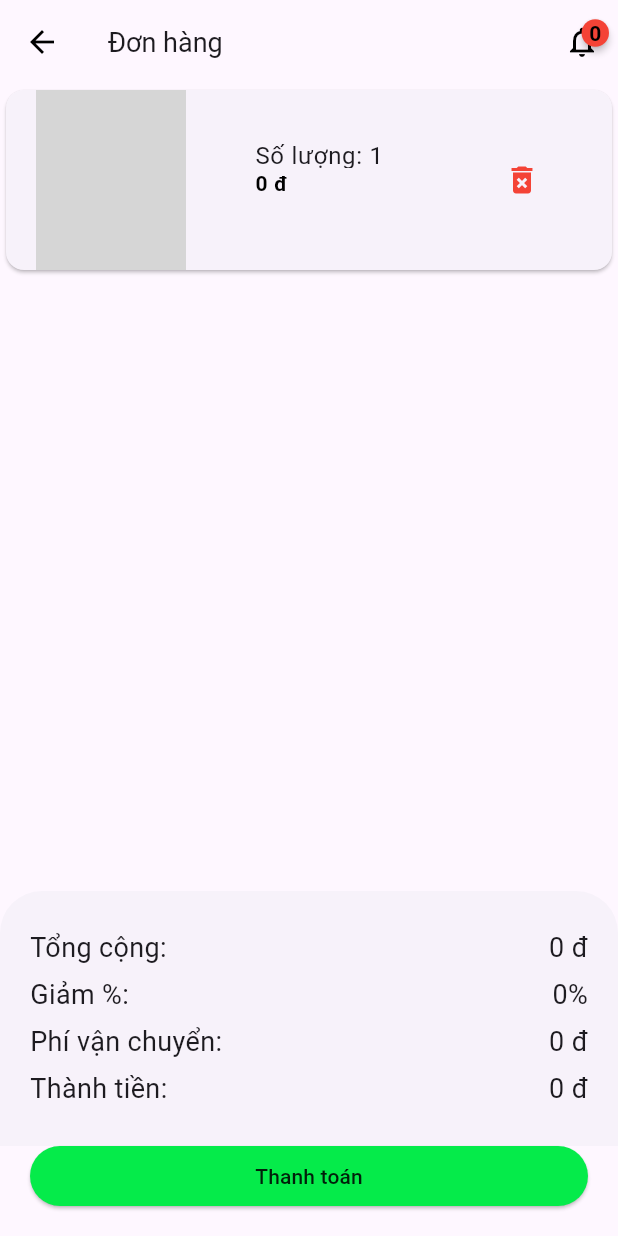
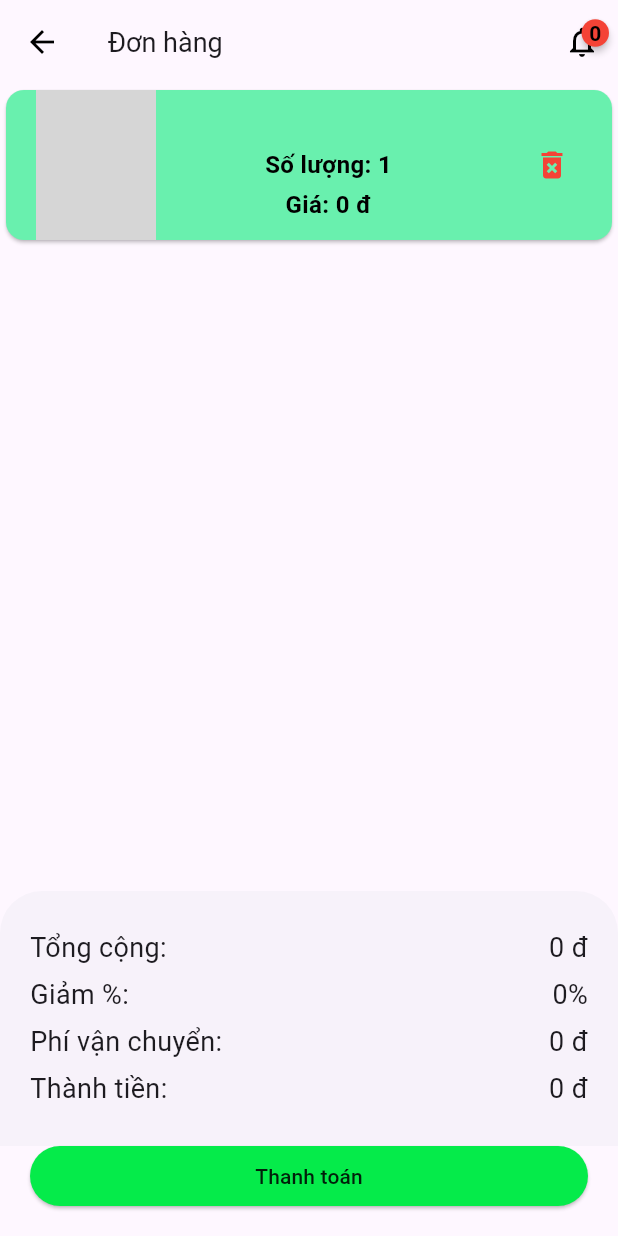
Before and after one commit to nguyenvikhang170320/foodapp_flutter, a Flutter app: the DetailPage screen opened directly with empty values, after a tap on "Thêm vào giỏ hàng", on a phone screen of 412 x 824 dp. Run offline on Flutter 3.47's test engine with Material 3 defaults, Android fonts, the phone set to English and light mode, and no system bars; drawn by our look-alikes of badges; our stand-ins replace carousel_slider, cloud_firestore, curved_navigation_bar, firebase_auth, firebase_core, firebase_storage and 3 more; missing offline and left inert: firebase_app_check, toasty_box; accounts and stored records are empty; network calls fail; grey boxes are pictures that could not be loaded.

```diff
--- a/lib/model/cartitem.dart
+++ b/lib/model/cartitem.dart
@@ -1,3 +1,4 @@
+import 'package:cloud_firestore/cloud_firestore.dart';
 import 'package:foodapp/model/colorsize.dart';
 import 'package:foodapp/model/products.dart';
 
@@ -5,9 +6,12 @@ class CartItem {
   final Products products;
   final String size;
   final String color;
-  int quantity;
+  final int quantity;
+  final String idCart;
+
 
   CartItem({
+    required this.idCart,
     required this.products,
     required this.size,
     required this.color,
--- a/lib/pages/checkout.dart
+++ b/lib/pages/checkout.dart
@@ -63,13 +63,8 @@ class _CheckOutState extends State<CheckOut> {
     final cartProvider = Provider.of<CartProvider>(context, listen: false);
     final productProvider = Provider.of<ProductProvider>(context, listen: false);
     final userProvider = Provider.of<UserProvider>(context, listen: false);
-    return Container(
-      margin: EdgeInsets.only(bottom: 10, left: 10, right: 10),
-      child: ElevatedButton(
-        style: raisedButtonStyle,
-        onPressed: cartProvider.items.isEmpty
-            ? null // Disable the button if the cart is empty
-            : () async {
+    String cartId = cartProvider.idCart;
+    print(cartId);
     // Your existing checkout logic here
     double totalPrice = cartProvider.calculateTotalPrice();
     print(totalPrice);
@@ -87,9 +82,16 @@ class _CheckOutState extends State<CheckOut> {
     print(sdt);
     String address = userProvider.getAddressData();
     print(address);
-
+    return Container(
+      margin: EdgeInsets.only(bottom: 10, left: 10, right: 10),
+      child: ElevatedButton(
+        style: raisedButtonStyle,
+        onPressed: cartProvider.items.isEmpty
+            ? null // Disable the button if the cart is empty
+            : () async {
           try {
             await DatabaseMethods().addOrder(
+                cartId,
                 cartProvider.items.map((cartItem) => cartItem.products).toList(),
                 totalPrice,
                 quantitys,
@@ -106,6 +108,11 @@ class _CheckOutState extends State<CheckOut> {
                 message: "Thanh toán thành công");
             productProvider.addNotification("Notification");
             cartProvider.clearCart(); //xóa sạch đơn hàng sau khi thanh toán thành công
+            Navigator.of(context).pushReplacement(
+              MaterialPageRoute(
+                builder: (context) => BottomNav(),
+              ),
+            );
           } catch (e) {
             print('Lỗi khi thanh toán đơn hàng: $e');
           }
@@ -172,10 +179,15 @@ class _CheckOutState extends State<CheckOut> {
         ],
       ),
       body: Consumer<CartProvider>(builder: (context, cart, child) {
-        // print(2);
+        if (cart.items.isEmpty) {
+          return Center(
+            child: Text('Giỏ hàng trống'),
+          );
+        }
         return ListView.builder(
           itemCount: cart.items.length,
           itemBuilder: (context, index) {
+
             final item = cart.items[index];
             //chuyển đổi giá trị tiền tệ
             final locale = 'vi_VN';
@@ -186,54 +198,46 @@ class _CheckOutState extends State<CheckOut> {
               child: Column(
                 children: <Widget>[
                   Card(
+                    color: Colors.greenAccent,
                     child: Column(
                       children: <Widget>[
                         Row(
+
                           children: [
+
                             Container(
                               margin: EdgeInsets.symmetric(horizontal: 10),
                               padding: EdgeInsets.symmetric(horizontal: 10),
-                              height: 120,
-                              width: 120,
+                              height: 100,
+                              width: 100,
                               child: Image.network(item.products.image),
                             ),
                             Container(
-                              margin: EdgeInsets.symmetric(horizontal: 10),
-                              height: 120,
-                              width: 160,
-                              child: ListTile(
-                                title: Column(
-                                  crossAxisAlignment:
-                                  CrossAxisAlignment.start,
+                              height: 80,
+                              width: 180,
+                              margin: EdgeInsets.all(5),
+                              child: Column(
+                                crossAxisAlignment: CrossAxisAlignment.center,
+                                mainAxisAlignment: MainAxisAlignment.spaceAround,
                                 children: [
                                   Text(
                                     item.products.name,
                                     style: TextStyle(
                                         fontSize: 16,
-                                          fontWeight: FontWeight.bold),
+                                        fontWeight: FontWeight.bold, color: Colors.black),
                                   ),
-                                    Container(
-                                      width: 120,
-                                      height: 20,
-                                      child: Row(
-                                        children: [
-                                          Text("Số lượng: "),
-                                          Text("${item.quantity}"),
-                                        ],
-                                      ),
-                                    ),
+                                  Text("Số lượng: ${item.quantity}",style:TextStyle(fontSize: 16,fontWeight: FontWeight.bold, color: Colors.black),),
                                   Text(
-                                      price.toString(),
+                                    "Giá: "+price.toString(),
                                     style: TextStyle(
-                                          fontSize: 14,
+                                      fontSize: 16,
                                       fontWeight: FontWeight.bold,
-                                          color: Colors.black),
+                                      color: Colors.black,),
                                   ),
                                 ],
+                              )
                             ),
-
-                              ),
-                            ),
+                            SizedBox(width: 30,),
                             IconButton(
                               onPressed: () {
                                 final cartProvider = Provider.of<CartProvider>(context, listen: false);
@@ -253,8 +257,6 @@ class _CheckOutState extends State<CheckOut> {
                       ],
                     ),
                   ),
-
-
                 ],
               ),
             );
--- a/lib/pages/detailpage.dart
+++ b/lib/pages/detailpage.dart
@@ -2,6 +2,8 @@ import 'package:foodapp/model/colorsize.dart';
 import 'package:foodapp/pages/bottomnav.dart';
 import 'package:foodapp/pages/checkout.dart';
 import 'package:foodapp/provider/cartprovider.dart';
+import 'package:foodapp/provider/productprovider.dart';
+import 'package:foodapp/provider/userprovider.dart';
 import 'package:foodapp/services/database/databasemethod.dart';
 import 'package:foodapp/widgets/notificationbutton.dart';
 import 'package:flutter/material.dart';
@@ -9,6 +11,7 @@ import 'package:flutter/widgets.dart';
 import 'package:foodapp/widgets/widget_support.dart';
 import 'package:intl/intl.dart';
 import 'package:provider/provider.dart';
+import 'package:random_string/random_string.dart';
 import 'package:toasty_box/toast_enums.dart';
 import 'package:toasty_box/toast_service.dart';
 
@@ -159,7 +162,7 @@ class _DetailPageState extends State<DetailPage> {
 
   @override
   Widget build(BuildContext context) {
-    final cart = Provider.of<CartProvider>(context, listen: false);
+
     return Scaffold(
       bottomNavigationBar: Container(
         height: 60,
@@ -179,26 +182,27 @@ class _DetailPageState extends State<DetailPage> {
               style: raisedButtonStyle,
               onPressed: () async {
                 // print(1);
-                final ColorSize colorSize;
+                final cart = Provider.of<CartProvider>(context, listen: false);
+                String idCart = randomAlphaNumeric(8);
+                print(idCart);
+                cart.addItem(idCart, widget.products, _selectedSize,selectedColor, count);
 
-                cart.addItem(widget.products, _selectedSize,selectedColor, count);
                 try {
-                  await DatabaseMethods().addQuantityProduct(widget.products, count);
+                  await DatabaseMethods().addCart(
+                      idCart, widget.products,count);
                   print('Thêm đơn hàng thành công');
                   ToastService.showSuccessToast(context,
                       length: ToastLength.medium,
                       expandedHeight: 100,
                       message: "Thêm sản phẩm vào giỏ hàng thành công");
-
+                  Navigator.of(context).pushReplacement(
+                    MaterialPageRoute(
+                      builder: (context) => CheckOut(),
+                    ),
+                  );
                 } catch (e) {
                   print('Lỗi khi thêm sản phẩm: $e');
                 }
-
-                Navigator.of(context).pushReplacement(
-                  MaterialPageRoute(
-                    builder: (context) => CheckOut(),
-                  ),
-                );
               },
               child: Text('Thêm vào giỏ hàng'),
             ),
--- a/lib/provider/cartprovider.dart
+++ b/lib/provider/cartprovider.dart
@@ -6,9 +6,10 @@ import 'package:intl/intl.dart';
 class CartProvider extends ChangeNotifier {
   List<CartItem> _items = [];
 
-  void addItem(Products product, String size, String color, int quantity) {
+  void addItem(String idCart, Products product, String size, String color, int quantity) {
     notifyListeners();
     _items.add(CartItem(
+      idCart: idCart,
       products: product,
       size: size,
       quantity: quantity,
@@ -33,6 +34,9 @@ class CartProvider extends ChangeNotifier {
 
   String get product {
     return _items.fold("", (total, item) => item.products.toString());
+  }
+  String get idCart {
+    return _items.fold("", (total, item) => item.idCart);
   }
 
 //format tổng tiền ban đầu về VNĐ
--- a/lib/services/database/databasemethod.dart
+++ b/lib/services/database/databasemethod.dart
@@ -104,12 +104,10 @@ class DatabaseMethods {
   }
 
   //tạo hóa đơn
-  Future<DocumentReference> addOrder(
-      List<Products> products, double totalPrice, int quantitys, String reduce, double ship, String nameND, String emailND, String SDTND, String addressND) async {
+  Future<DocumentReference> addOrder(String idCart, List<Products> products, double totalPrice, int quantitys, String reduce, double ship, String nameND, String emailND, String SDTND, String addressND) async {
     final uid = await UserPreferences.getUid();
-
+    String maHD = randomAlphaNumeric(8);
     try {
-      String maHD = randomAlphaNumeric(5);
 
       // Tạo một tài liệu mới trong collection "orders"
       DocumentReference orderRef = await FirebaseFirestore.instance
@@ -121,19 +119,23 @@ class DatabaseMethods {
         'totalAmount': totalPrice,
         'soluongdadat': quantitys,
         'giamphantram': reduce,
+        'maHD': maHD,
         'nameNM':nameND,
         'emailNM':emailND,
         'sdtNM':SDTND,
         'addressNM':addressND,
         'phivanchuyen':ship,
         'createdAt': FieldValue.serverTimestamp(),
-        'updateAt': Timestamp.now(), // dùng admin khi mình chỉnh sửa status
-        'status': "Đã thanh toán",
-        'maHD': maHD,
+        'updateAt': FieldValue.serverTimestamp(),
+        'idCart': idCart,
+        'status': "đã thanh toán",
+        "thanhtoan":"",
       });
       // id tự sinh ra khi tạo cơ sở dữ liệu
-      String idCart = orderRef.id;
-      orderRef.update({'idHD': idCart});
+      String idHD = orderRef.id;
+      print(idHD);
+      orderRef.update({'idHD': idHD});
+
       // Chuẩn bị dữ liệu cho mảng products
       List<Map<String, dynamic>> productsData = products.map((product) => {
         'productId': product.idProduct,
@@ -146,14 +148,39 @@ class DatabaseMethods {
 
       // Cập nhật trường products
       await orderRef.update({'products': FieldValue.arrayUnion(productsData)});
-
+      print('Tạo đơn hàng thành công');
       return orderRef;
     } catch (e) {
-      print('Lỗi khi thanh toán đơn hàng: $e');
+      print('Lỗi khi tạo đơn hàng: $e');
       rethrow;
     }
   }
+  //thêm đơn hàng vào giỏ
+  Future<DocumentReference?> addCart(String idCart, Products products, int quantity) async {
+    final uid = await UserPreferences.getUid();
+    bool trangthaidonhang = true;
+    try {
+      DocumentReference cartRef =
+      await FirebaseFirestore.instance.collection('cart').doc(idAdmin).collection("giohang").add({
+        'uidUser': uid,
+        'idCart': idCart,
+        'quantity': quantity,
+        'timestamp': FieldValue.serverTimestamp(),
+        'productName': products.name,
+        'productPrice': products.price,
+        'trangthaidonhang': trangthaidonhang,
+      });
 
+      String id = cartRef.id;
+      cartRef.update({'id': id});
+
+      print('Đơn hàng đã được thêm thành công');
+      return cartRef;
+      // id tự sinh ra khi tạo cơ sở dữ liệu
+    } catch (e) {
+      print('Lỗi khi thêm đơn hàng: $e');
+    }
+  }
   // lấy hóa theo từng người dùng
   Future<Stream<QuerySnapshot>> getHoaDonStream() async {
     // Replace with your actual logic to fetch product stream from Firebase
@@ -172,27 +199,7 @@ class DatabaseMethods {
         .snapshots();
   }
 
-  //cây lưu trữ giá trị so luong don hang
-  Future<void> addQuantityProduct(Products products, int quantity) async {
-    final uid = await UserPreferences.getUid();
-    try {
-      DocumentReference variantRef =
-          await FirebaseFirestore.instance.collection('quantity').add({
-        'uidUser': uid,
-        'quantity': quantity,
-        'timestamp': FieldValue.serverTimestamp(),
-        'productName': products.name,
-        'productPrice': products.price,
-      });
-      String idVariant = variantRef.id;
-      variantRef.update({'id': idVariant});
 
-      print('Đơn hàng đã được thêm thành công');
-      // id tự sinh ra khi tạo cơ sở dữ liệu
-    } catch (e) {
-      print('Lỗi khi thêm đơn hàng: $e');
-    }
-  }
 
   // Giả sử bạn đã có một hàm để fetch dữ liệu danh mục từ Firestore
   Future<List<Category>> fetchCategories() async {
```
Lines whose indentation alone changed are shown as unchanged.
